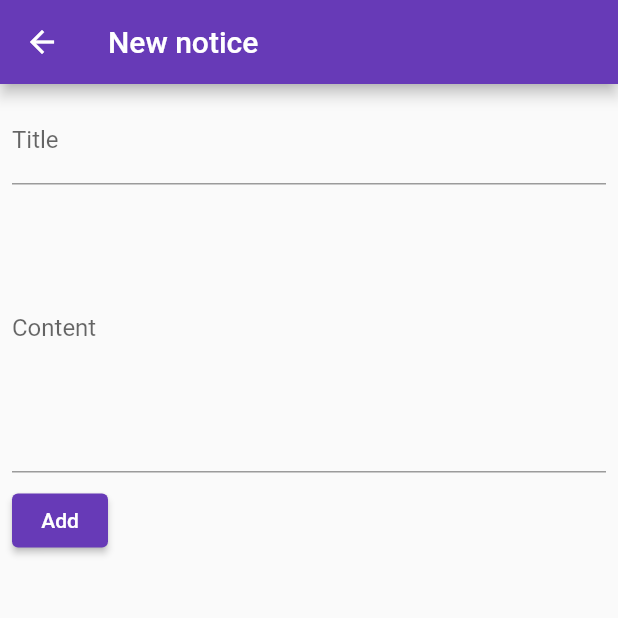
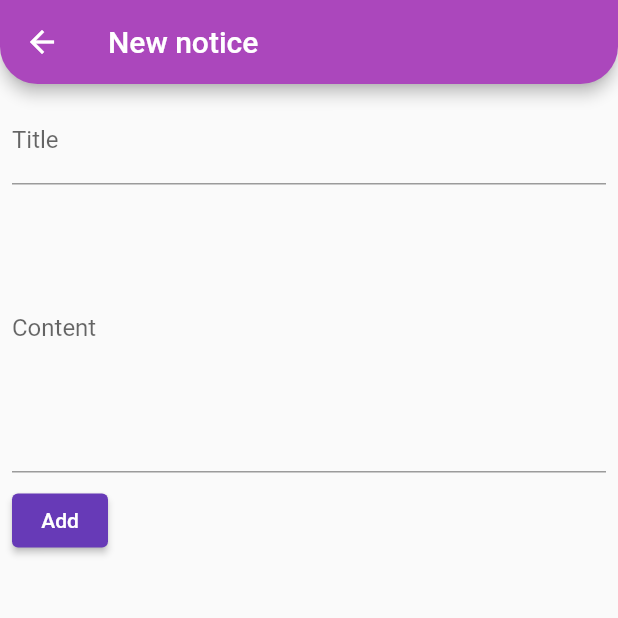
Before and after one commit to Sekarre/eDiaryMobile, a Flutter app: the NoticeHome screen opened directly, after a tap on "Add notice", on a phone screen of 412 x 824 dp, the top half of it. Run offline on Flutter 3.47's test engine with Material 2 defaults, Android fonts, the light colour scheme and no system bars; our stand-ins replace flutter_secure_storage, open_file, permission_handler, readmore, rflutter_alert; missing offline and left inert: downloads_path_provider_28; accounts and stored records are empty; network calls fail.

Commit message:
further stylization

```diff
--- a/e_diary_mobile/lib/navbar/nav_drawer.dart
+++ b/e_diary_mobile/lib/navbar/nav_drawer.dart
@@ -42,19 +42,38 @@
       child: ListView(
         padding: EdgeInsets.zero,
         children: <Widget>[
-          const DrawerHeader(
+          new Container(
+            height: 200,
+            child: new DrawerHeader(
                 child: Text(
                   'User',
                   style: TextStyle(color: Colors.white, fontSize: 25),
                 ),
                 decoration: BoxDecoration(
-                color: Colors.deepPurple,
-              )),
+                  gradient: LinearGradient(
+                    begin: Alignment.topCenter,
+                    end: Alignment.bottomCenter,
+                    colors: [
+                      Color(0xFF8E24AA),
+                      Color(0xFFAB47BC),
+                      Color(0xFFCE93D8),
+                      Color(0xFFF3E5F5),
+                    ],
+                    stops: [0.1, 0.5, 0.9, 1.0],
+                  ),
+                )),),
+          new Container(
+            height: 480,
+            color: Color(0xFFF3E5F5),
+            child: new Column(
+              children: <Widget> [
                 homeTile(context),
                 profileTile(context),
                 messagesTile(context),
-          noticesTile(context),
                 logoutTile(context),
+              ],
+            ),
+          ),
         ],
       ),
     );
@@ -65,21 +84,40 @@
       child: ListView(
         padding: EdgeInsets.zero,
         children: <Widget>[
-          const DrawerHeader(
+          new Container(
+            height: 200,
+            child: new DrawerHeader(
                 child: Text(
                   'Deputy Head',
                   style: TextStyle(color: Colors.white, fontSize: 25),
                 ),
                 decoration: BoxDecoration(
-                color: Colors.deepPurple,
-              )),
+                  gradient: LinearGradient(
+                    begin: Alignment.topCenter,
+                    end: Alignment.bottomCenter,
+                    colors: [
+                      Color(0xFF8E24AA),
+                      Color(0xFFAB47BC),
+                      Color(0xFFCE93D8),
+                      Color(0xFFF3E5F5),
+                    ],
+                    stops: [0.1, 0.5, 0.9, 1.0],
+                  ),
+                )),),
+          new Container(
+            height: 480,
+            color: Color(0xFFF3E5F5),
+            child: new Column(
+              children: <Widget> [
                 homeTile(context),
                 profileTile(context),
                 messagesTile(context),
-          noticesTile(context),
                 createClassTile(context),
                 manageClassTile(context),
                 logoutTile(context),
+              ],
+            ),
+          ),
         ],
       ),
     );
@@ -90,23 +128,42 @@
       child: ListView(
         padding: EdgeInsets.zero,
         children: <Widget>[
-          const DrawerHeader(
+          new Container(
+            height: 200,
+            child: new DrawerHeader(
                 child: Text(
                   'Headmaster',
                   style: TextStyle(color: Colors.white, fontSize: 25),
                 ),
                 decoration: BoxDecoration(
-                color: Colors.deepPurple,
-              )),
+                  gradient: LinearGradient(
+                    begin: Alignment.topCenter,
+                    end: Alignment.bottomCenter,
+                    colors: [
+                      Color(0xFF8E24AA),
+                      Color(0xFFAB47BC),
+                      Color(0xFFCE93D8),
+                      Color(0xFFF3E5F5),
+                    ],
+                    stops: [0.1, 0.5, 0.9, 1.0],
+                  ),
+                )),),
+          new Container(
+            height: 480,
+            color: Color(0xFFF3E5F5),
+            child: new Column(
+              children: <Widget> [
                 homeTile(context),
                 profileTile(context),
                 createClassTile(context),
                 manageClassTile(context),
-          noticesTile(context),
                 teacherReportTile(context),
                 closeYearTile(context),
                 lastYearTile(context),
                 logoutTile(context),
+              ],
+            ),
+          ),
         ],
       ),
     );
--- a/e_diary_mobile/lib/notices/widgets/new_notice.dart
+++ b/e_diary_mobile/lib/notices/widgets/new_notice.dart
@@ -1,5 +1,6 @@
 
 import 'package:e_diary_mobile/model/notice.dart';
+import 'package:e_diary_mobile/shared/components/app_common.dart';
 import 'package:e_diary_mobile/shared/components/error_popup.dart';
 import 'package:flutter/material.dart';
 
@@ -31,7 +32,7 @@
 
   Scaffold NewNoticeForm(BuildContext context) {
     return Scaffold(
-        appBar: AppBar(title: const Text("New notice")),
+        appBar: buildAppBar("New notice"),
         body: Padding(
           padding: const EdgeInsets.all(8.0),
           child: Form(
--- a/e_diary_mobile/lib/notices/widgets/notice_home.dart
+++ b/e_diary_mobile/lib/notices/widgets/notice_home.dart
@@ -1,6 +1,7 @@
 import 'package:e_diary_mobile/auth/auth.dart';
 import 'package:e_diary_mobile/navbar/nav_drawer.dart';
 import 'package:e_diary_mobile/notices/widgets/notices.dart';
+import 'package:e_diary_mobile/shared/components/app_common.dart';
 import 'package:flutter/material.dart';
 
 import 'new_notice.dart';
@@ -10,18 +11,20 @@
 
   @override
   Widget build(BuildContext context) {
-    return Scaffold(
+    return Container(
+      height: double.infinity,
+      width: double.infinity,
+      decoration: buildBoxDecoration(),
+      child: Scaffold(
       drawer: NavDrawer(),
-      appBar: AppBar(
-        title: Text("Notices"),
-        actions: <Widget>[],
-      ),
+        appBar: buildAppBar("Notices"),
       body: FutureBuilder<String>(
         future: rolesOrEmpty,
         builder: (context, snapshot) {
           return const NoticeWidget();
         },
       ),
+    ),
     );
   }
 }
@@ -34,6 +37,10 @@
   @override
   Widget build(BuildContext context) {
     return GridView.count(
+      primary: false,
+      padding: const EdgeInsets.all(15),
+      crossAxisSpacing: 15,
+      mainAxisSpacing: 15,
       crossAxisCount: 2,
       children: <Widget>[listNotices(context), addNotices(context)],
     );
@@ -52,6 +59,13 @@
       )
     },
     child: Card(
+      shape: RoundedRectangleBorder(
+        borderRadius: BorderRadius.circular(35.0),
+        side: BorderSide(
+          color: Colors.amberAccent,
+          width: 2.0,
+        ),
+      ),
       color: Colors.amber,
       child: Container(
         height: 200,
@@ -83,6 +97,13 @@
       )
     },
     child: Card(
+      shape: RoundedRectangleBorder(
+        borderRadius: BorderRadius.circular(35.0),
+        side: BorderSide(
+          color: Colors.amberAccent,
+          width: 2.0,
+        ),
+      ),
       color: Colors.amber,
       child: Container(
         height: 200,
--- a/e_diary_mobile/lib/notices/widgets/notices.dart
+++ b/e_diary_mobile/lib/notices/widgets/notices.dart
@@ -1,5 +1,6 @@
 import 'package:e_diary_mobile/model/notice.dart';
 import 'package:e_diary_mobile/notices/notice_service.dart';
+import 'package:e_diary_mobile/shared/components/app_common.dart';
 import 'package:e_diary_mobile/shared/components/no_data.dart';
 import 'package:e_diary_mobile/shared/error_messages.dart';
 import 'package:flutter/material.dart';
@@ -23,10 +24,7 @@
 
   Scaffold noticesListView(BuildContext context, List<Notice> notices) {
     return Scaffold(
-      appBar: AppBar(
-        title: const Text("Notices"),
-        actions:  <Widget>[],
-      ),
+      appBar: buildAppBar("Notices"),
       body: ListView.separated(
         itemCount: notices.length,
         itemBuilder: (context, index) {
```
Also changed, not shown: e_diary_mobile/lib/messages/widgets/message_home.dart (+25 -0 lines). Lines whose indentation alone changed are shown as unchanged.
